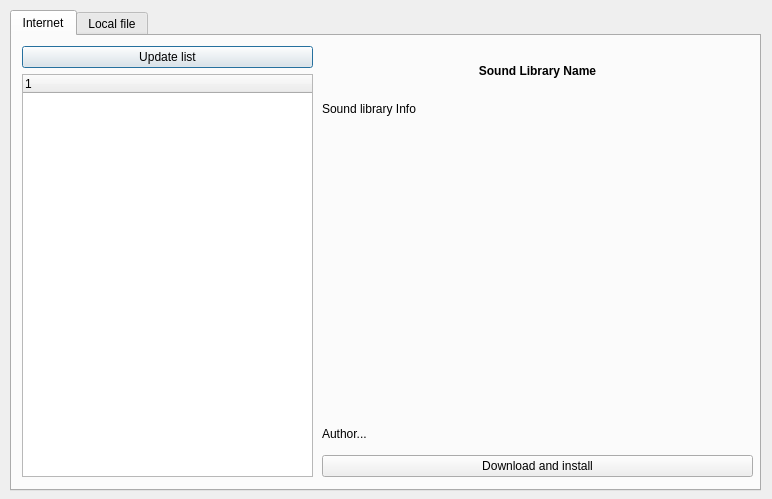
Before: the Qt Designer form gui/src/SoundLibrary/SoundLibraryImportDialog_UI.ui in hydrogen-music/hydrogen, drawn with Qt 5.
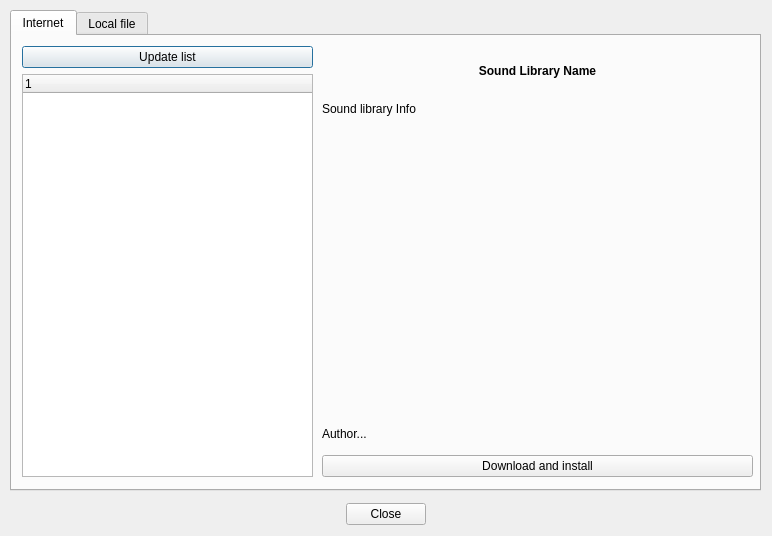
After: the same form once the commit is applied.

Commit message: Added a button to close the SoundLibrary Import Dialog (on macosx there was no way to close the dialog!)

```diff
--- a/gui/src/SoundLibrary/SoundLibraryImportDialog_UI.ui
+++ b/gui/src/SoundLibrary/SoundLibraryImportDialog_UI.ui
@@ -6,7 +6,7 @@
     <x>0</x>
     <y>0</y>
     <width>772</width>
-    <height>499</height>
+    <height>536</height>
    </rect>
   </property>
   <property name="windowTitle" >
@@ -238,6 +238,51 @@
     </widget>
    </widget>
   </widget>
+  <widget class="QWidget" name="" >
+   <property name="geometry" >
+    <rect>
+     <x>10</x>
+     <y>500</y>
+     <width>751</width>
+     <height>29</height>
+    </rect>
+   </property>
+   <layout class="QHBoxLayout" >
+    <item>
+     <spacer>
+      <property name="orientation" >
+       <enum>Qt::Horizontal</enum>
+      </property>
+      <property name="sizeHint" >
+       <size>
+        <width>40</width>
+        <height>20</height>
+       </size>
+      </property>
+     </spacer>
+    </item>
+    <item>
+     <widget class="QPushButton" name="close_btn" >
+      <property name="text" >
+       <string>Close</string>
+      </property>
+     </widget>
+    </item>
+    <item>
+     <spacer>
+      <property name="orientation" >
+       <enum>Qt::Horizontal</enum>
+      </property>
+      <property name="sizeHint" >
+       <size>
+        <width>40</width>
+        <height>20</height>
+       </size>
+      </property>
+     </spacer>
+    </item>
+   </layout>
+  </widget>
  </widget>
  <resources/>
  <connections/>
```
The commit also changes 3 other files.
